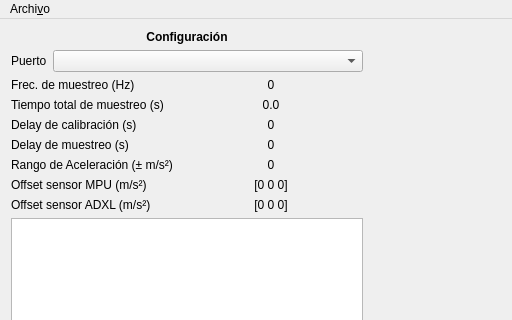
Toroid-io/AccelerationDataLogger, file mainwindow.ui: the form before one commit; both pictures show x 0 to 512 and y 0 to 320 of the 1080 by 641 pixel window.
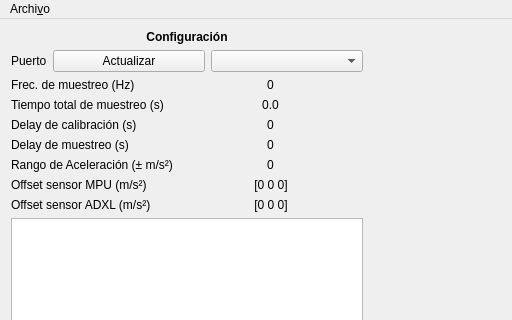
The form after the commit. Custom widgets are drawn as their Qt base class.

Commit message: [Qt] Add update port button. Still some layout issues.

The edit to the form file:
```diff
--- a/mainwindow.ui
+++ b/mainwindow.ui
@@ -64,11 +64,14 @@
        </widget>
       </item>
       <item>
-       <layout class="QFormLayout" name="formLayout_2">
+       <layout class="QGridLayout" name="gridLayout_2">
+        <property name="sizeConstraint">
+         <enum>QLayout::SetFixedSize</enum>
+        </property>
         <item row="0" column="0">
          <widget class="QLabel" name="PuertoLabel">
           <property name="sizePolicy">
-           <sizepolicy hsizetype="Minimum" vsizetype="Preferred">
+           <sizepolicy hsizetype="Fixed" vsizetype="Preferred">
             <horstretch>0</horstretch>
             <verstretch>0</verstretch>
            </sizepolicy>
@@ -78,24 +81,40 @@
           </property>
          </widget>
         </item>
-        <item row="0" column="1">
+        <item row="0" column="2">
          <widget class="QComboBox" name="serialPortComboBox">
           <property name="sizePolicy">
-           <sizepolicy hsizetype="Minimum" vsizetype="Fixed">
+           <sizepolicy hsizetype="Minimum" vsizetype="Preferred">
             <horstretch>0</horstretch>
             <verstretch>0</verstretch>
            </sizepolicy>
           </property>
          </widget>
         </item>
+        <item row="0" column="1">
+         <widget class="QPushButton" name="updatePushButton">
+          <property name="sizePolicy">
+           <sizepolicy hsizetype="Minimum" vsizetype="Preferred">
+            <horstretch>0</horstretch>
+            <verstretch>0</verstretch>
+           </sizepolicy>
+          </property>
+          <property name="text">
+           <string>Actualizar</string>
+          </property>
+         </widget>
+        </item>
        </layout>
       </item>
       <item>
        <layout class="QGridLayout" name="gridLayout">
+        <property name="sizeConstraint">
+         <enum>QLayout::SetFixedSize</enum>
+        </property>
         <item row="2" column="0">
          <widget class="QLabel" name="calDelayLabel">
           <property name="sizePolicy">
-           <sizepolicy hsizetype="Minimum" vsizetype="Preferred">
+           <sizepolicy hsizetype="Fixed" vsizetype="Preferred">
             <horstretch>0</horstretch>
             <verstretch>0</verstretch>
            </sizepolicy>
@@ -105,10 +124,10 @@
           </property>
          </widget>
         </item>
-        <item row="5" column="1">
+        <item row="5" column="1" alignment="Qt::AlignHCenter">
          <widget class="QLabel" name="offsetMPUValLabel">
           <property name="sizePolicy">
-           <sizepolicy hsizetype="Minimum" vsizetype="Preferred">
+           <sizepolicy hsizetype="Fixed" vsizetype="Preferred">
             <horstretch>100</horstretch>
             <verstretch>0</verstretch>
            </sizepolicy>
@@ -124,7 +143,7 @@
         <item row="3" column="0">
          <widget class="QLabel" name="sampleDelayLabel">
           <property name="sizePolicy">
-           <sizepolicy hsizetype="Minimum" vsizetype="Preferred">
+           <sizepolicy hsizetype="Fixed" vsizetype="Preferred">
             <horstretch>0</horstretch>
             <verstretch>0</verstretch>
            </sizepolicy>
@@ -137,7 +156,7 @@
         <item row="0" column="0">
          <widget class="QLabel" name="sampleSpeedLabel">
           <property name="sizePolicy">
-           <sizepolicy hsizetype="Minimum" vsizetype="Preferred">
+           <sizepolicy hsizetype="Fixed" vsizetype="Preferred">
             <horstretch>0</horstretch>
             <verstretch>0</verstretch>
            </sizepolicy>
@@ -147,10 +166,10 @@
           </property>
          </widget>
         </item>
-        <item row="2" column="1">
+        <item row="2" column="1" alignment="Qt::AlignHCenter">
          <widget class="QLabel" name="calDelayValLabel">
           <property name="sizePolicy">
-           <sizepolicy hsizetype="Minimum" vsizetype="Preferred">
+           <sizepolicy hsizetype="Fixed" vsizetype="Preferred">
             <horstretch>0</horstretch>
             <verstretch>0</verstretch>
            </sizepolicy>
@@ -163,10 +182,10 @@
           </property>
          </widget>
         </item>
-        <item row="1" column="1">
+        <item row="1" column="1" alignment="Qt::AlignHCenter">
          <widget class="QLabel" name="sampleTimeValLabel">
           <property name="sizePolicy">
-           <sizepolicy hsizetype="Minimum" vsizetype="Preferred">
+           <sizepolicy hsizetype="Fixed" vsizetype="Preferred">
             <horstretch>0</horstretch>
             <verstretch>0</verstretch>
            </sizepolicy>
@@ -190,7 +209,7 @@
         <item row="4" column="0">
          <widget class="QLabel" name="accelRangeLabel">
           <property name="sizePolicy">
-           <sizepolicy hsizetype="Minimum" vsizetype="Preferred">
+           <sizepolicy hsizetype="Fixed" vsizetype="Preferred">
             <horstretch>0</horstretch>
             <verstretch>0</verstretch>
            </sizepolicy>
@@ -200,10 +219,10 @@
           </property>
          </widget>
         </item>
-        <item row="6" column="1">
+        <item row="6" column="1" alignment="Qt::AlignHCenter">
          <widget class="QLabel" name="offsetADXLValLabel">
           <property name="sizePolicy">
-           <sizepolicy hsizetype="Minimum" vsizetype="Preferred">
+           <sizepolicy hsizetype="Fixed" vsizetype="Preferred">
             <horstretch>0</horstretch>
             <verstretch>0</verstretch>
            </sizepolicy>
@@ -216,10 +235,10 @@
           </property>
          </widget>
         </item>
-        <item row="4" column="1">
+        <item row="4" column="1" alignment="Qt::AlignHCenter">
          <widget class="QLabel" name="accelRangeValLabel">
           <property name="sizePolicy">
-           <sizepolicy hsizetype="Minimum" vsizetype="Preferred">
+           <sizepolicy hsizetype="Fixed" vsizetype="Preferred">
             <horstretch>0</horstretch>
             <verstretch>0</verstretch>
            </sizepolicy>
@@ -232,10 +251,10 @@
           </property>
          </widget>
         </item>
-        <item row="3" column="1">
+        <item row="3" column="1" alignment="Qt::AlignHCenter">
          <widget class="QLabel" name="sampleDelayValLabel">
           <property name="sizePolicy">
-           <sizepolicy hsizetype="Minimum" vsizetype="Preferred">
+           <sizepolicy hsizetype="Fixed" vsizetype="Preferred">
             <horstretch>0</horstretch>
             <verstretch>0</verstretch>
            </sizepolicy>
@@ -251,7 +270,7 @@
         <item row="5" column="0">
          <widget class="QLabel" name="offsetMPULabel">
           <property name="sizePolicy">
-           <sizepolicy hsizetype="Minimum" vsizetype="Preferred">
+           <sizepolicy hsizetype="Fixed" vsizetype="Preferred">
             <horstretch>0</horstretch>
             <verstretch>0</verstretch>
            </sizepolicy>
@@ -264,7 +283,7 @@
         <item row="1" column="0">
          <widget class="QLabel" name="sampleTimeLabel">
           <property name="sizePolicy">
-           <sizepolicy hsizetype="Minimum" vsizetype="Preferred">
+           <sizepolicy hsizetype="Fixed" vsizetype="Preferred">
             <horstretch>0</horstretch>
             <verstretch>0</verstretch>
            </sizepolicy>
@@ -277,7 +296,7 @@
         <item row="6" column="0">
          <widget class="QLabel" name="offsetADXLLabel">
           <property name="sizePolicy">
-           <sizepolicy hsizetype="Minimum" vsizetype="Preferred">
+           <sizepolicy hsizetype="Fixed" vsizetype="Preferred">
             <horstretch>0</horstretch>
             <verstretch>0</verstretch>
            </sizepolicy>
@@ -287,10 +306,10 @@
           </property>
          </widget>
         </item>
-        <item row="0" column="1">
+        <item row="0" column="1" alignment="Qt::AlignHCenter">
          <widget class="QLabel" name="sampleSpeedValLabel">
           <property name="sizePolicy">
-           <sizepolicy hsizetype="Minimum" vsizetype="Preferred">
+           <sizepolicy hsizetype="Fixed" vsizetype="Preferred">
             <horstretch>0</horstretch>
             <verstretch>0</verstretch>
            </sizepolicy>
@@ -356,6 +375,9 @@
       </item>
       <item>
        <layout class="QHBoxLayout" name="horizontalLayout">
+        <property name="sizeConstraint">
+         <enum>QLayout::SetFixedSize</enum>
+        </property>
         <item>
          <widget class="QPushButton" name="saveMPUPushButton">
           <property name="sizePolicy">
```
The commit also changes 2 other files.
